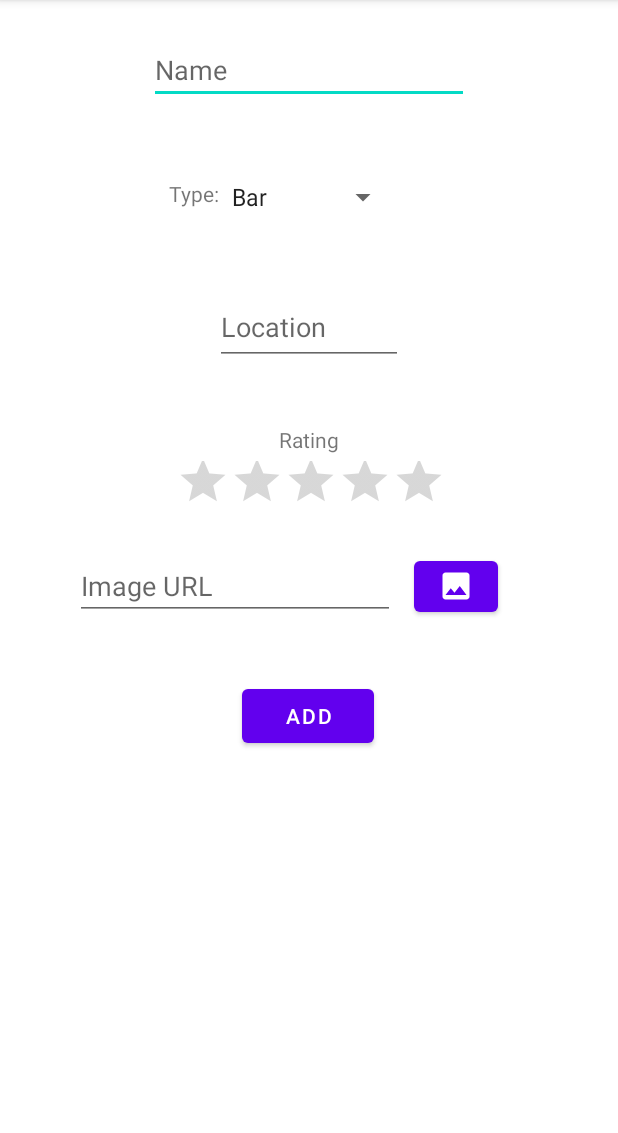
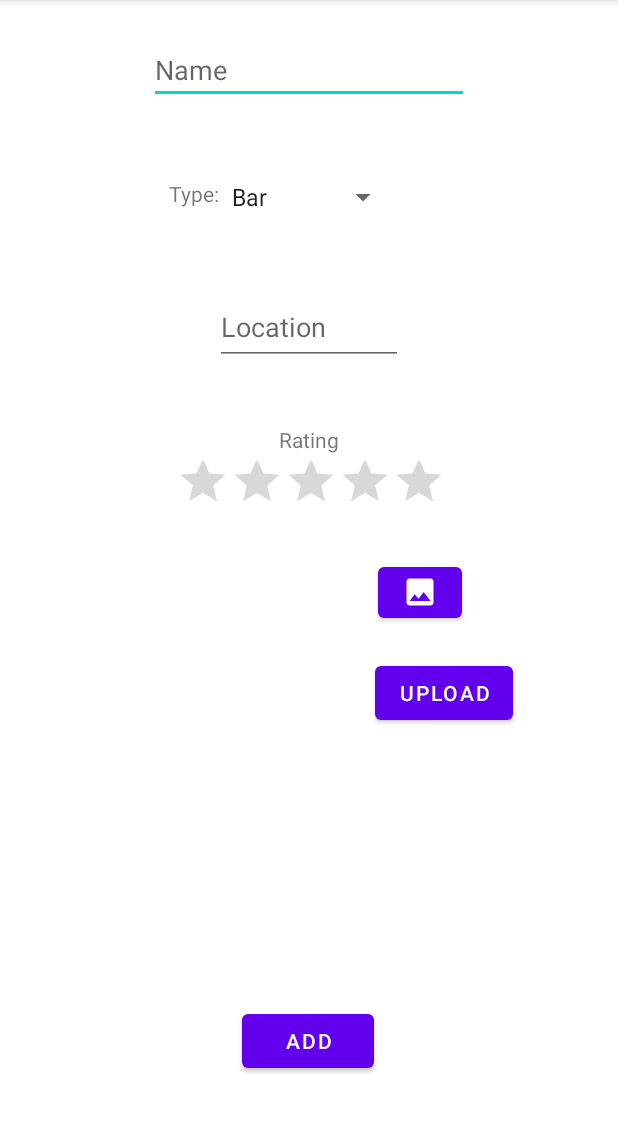
Before and after one commit to braindome/MetalTraveler, an Android app: the CreateAndEditPlaceActivity screen opened directly, with no data from a screen before it, on a phone screen of 412 x 824 dp, the part 84-1217 px from its top. Run offline under Robolectric (Android 15) with nearby library versions, the phone set to English and light mode, and no system bars; our stand-ins replace Firebase (no records; nobody signed in at launch, a user with empty details on screens opened directly); pictures from the network do not load.

Commit message:
ImageView constraint

```diff
--- a/app/src/main/java/com/example/metaltraveller/activities/CreateAndEditPlaceActivity.kt
+++ b/app/src/main/java/com/example/metaltraveller/activities/CreateAndEditPlaceActivity.kt
@@ -1,9 +1,11 @@
 package com.example.metaltraveller
 
 import android.app.Activity
+import android.app.ProgressDialog
 import android.content.Context
 import android.content.Intent
 import android.location.Geocoder
+import android.net.Uri
 import android.os.Bundle
 import android.util.Log
 import android.view.Menu
@@ -24,6 +26,8 @@ import com.google.firebase.storage.FirebaseStorage
 import com.google.firebase.storage.StorageReference
 import com.google.firebase.storage.ktx.storage
 import java.io.IOException
+import java.text.SimpleDateFormat
+import java.util.*
 
 const val PLACE_POSITION_KEY = "PLACE_POSITION"
 const val POSITION_NOT_SET = -1
@@ -37,8 +41,10 @@ class CreateAndEditPlaceActivity : AppCompatActivity() {
     lateinit var auth : FirebaseAuth
     lateinit var db : FirebaseFirestore
     lateinit var storage : FirebaseStorage
-    lateinit var imgUrl : EditText
+    lateinit var uploadButton : Button
     lateinit var addImg : Button
+    lateinit var itemImage : ImageView
+    lateinit var imageUri : Uri
 
     override fun onCreate(savedInstanceState: Bundle?) {
         super.onCreate(savedInstanceState)
@@ -52,12 +58,7 @@ class CreateAndEditPlaceActivity : AppCompatActivity() {
         val addButton = findViewById<Button>(R.id.addPlaceButton)
 
         val storageRef = storage.reference
-        val pustervikRef = storageRef.child("images/pustervik.jpg")
-        val rockbarenRef = storageRef.child("rockbaren.jpg")
-        val ulleviRef = storageRef.child("ullevi.jpg")
-        val abyssRef = storageRef.child("abyss.jpg")
-        var imagesRef : StorageReference? = storageRef.child("Images")
-        var spaceRef = storageRef.child("images/space.jpg")
+
 
 //        if (placePosition != POSITION_NOT_SET) {
 //            displayPlace(placePosition)
@@ -70,8 +71,10 @@ class CreateAndEditPlaceActivity : AppCompatActivity() {
         spinner = findViewById(R.id.spinner)
         ratingEditText = findViewById(R.id.placeRatingEdit) as RatingBar
         locationEditText = findViewById(R.id.locationEdit)
-        imgUrl = findViewById(R.id.imageUrlText)
+
         addImg = findViewById(R.id.addImageButton)
+        uploadButton = findViewById(R.id.uploadImageButton)
+        itemImage = findViewById(R.id.itemImage)
 
         ArrayAdapter.createFromResource(
             this,
@@ -83,11 +86,54 @@ class CreateAndEditPlaceActivity : AppCompatActivity() {
         }
 
         addImg.setOnClickListener {
-            uploadLocalFile()
+            pickImageFromGallery()
+        }
+
+        uploadButton.setOnClickListener {
+            uploadImage()
         }
 
         addButton.setOnClickListener() {
             addNewPlace()
+        }
+    }
+
+    private fun uploadImage() {
+        val progressDialog = ProgressDialog(this)
+        progressDialog.setMessage("Uploading...")
+        progressDialog.setCancelable(false)
+        progressDialog.show()
+
+        val formatter = SimpleDateFormat("yyyy_MM_dd_HH_mm_ss", Locale.getDefault())
+        val now = Date()
+        val fileName = formatter.format(now)
+        val storageRef = FirebaseStorage.getInstance().getReference("images/$fileName")
+
+        storageRef.putFile(imageUri)
+            .addOnSuccessListener {
+                itemImage.setImageURI(null)
+                Toast.makeText(this@CreateAndEditPlaceActivity, "Successfully uploaded", Toast.LENGTH_SHORT).show()
+                if (progressDialog.isShowing) progressDialog.dismiss()
+            }
+            .addOnFailureListener {
+                Toast.makeText(this@CreateAndEditPlaceActivity, "Failed to upload", Toast.LENGTH_SHORT).show()
+                if (progressDialog.isShowing) progressDialog.dismiss()
+            }
+    }
+
+    private fun pickImageFromGallery() {
+        val intent = Intent()
+        intent.type = "image/*"
+        intent.action = Intent.ACTION_GET_CONTENT
+        startActivityForResult(intent, 100)
+    }
+
+    @Deprecated("Deprecated in Java")
+    override fun onActivityResult(requestCode: Int, resultCode: Int, data: Intent?) {
+        super.onActivityResult(requestCode, resultCode, data)
+        if (requestCode == 100 && resultCode == RESULT_OK) {
+            imageUri = data?.data!!
+            itemImage.setImageURI(imageUri)
         }
     }
 
@@ -107,10 +153,6 @@ class CreateAndEditPlaceActivity : AppCompatActivity() {
             else -> super.onOptionsItemSelected(item)
         }
 
-    }
-
-    fun uploadLocalFile() {
-        //TODO: https://firebase.google.com/docs/storage
     }
 
 
--- a/app/src/main/java/com/example/metaltraveller/activities/DetailsActivity.kt
+++ b/app/src/main/java/com/example/metaltraveller/activities/DetailsActivity.kt
@@ -131,6 +131,7 @@ class DetailsActivity : AppCompatActivity() {
         startActivityForResult(intent, 100)
     }
 
+    @Deprecated("Deprecated in Java")
     override fun onActivityResult(requestCode: Int, resultCode: Int, data: Intent?) {
         super.onActivityResult(requestCode, resultCode, data)
         if (requestCode == 100 && resultCode == RESULT_OK) {
--- a/app/src/main/res/layout/activity_create_and_edit_place.xml
+++ b/app/src/main/res/layout/activity_create_and_edit_place.xml
@@ -22,12 +22,12 @@
         android:id="@+id/addPlaceButton"
         android:layout_width="wrap_content"
         android:layout_height="wrap_content"
-        android:layout_marginTop="40dp"
+        android:layout_marginBottom="50dp"
         android:text="Add"
+        app:layout_constraintBottom_toBottomOf="parent"
         app:layout_constraintEnd_toEndOf="parent"
         app:layout_constraintHorizontal_bias="0.498"
-        app:layout_constraintStart_toStartOf="parent"
-        app:layout_constraintTop_toBottomOf="@+id/imageUrlText" />
+        app:layout_constraintStart_toStartOf="parent" />
 
     <EditText
         android:id="@+id/placeNameEdit"
@@ -84,24 +84,12 @@
         app:layout_constraintStart_toStartOf="parent"
         app:layout_constraintTop_toBottomOf="@+id/locationEdit" />
 
-    <EditText
-        android:id="@+id/imageUrlText"
-        android:layout_width="wrap_content"
-        android:layout_height="wrap_content"
-        android:layout_marginStart="50dp"
-        android:layout_marginTop="20dp"
-        android:ems="10"
-        android:hint="Image URL"
-        android:inputType="textPersonName"
-        app:layout_constraintStart_toStartOf="parent"
-        app:layout_constraintTop_toBottomOf="@+id/placeRatingEdit" />
-
     <Button
         android:id="@+id/addImageButton"
         android:layout_width="56dp"
         android:layout_height="46dp"
-        android:layout_marginTop="20dp"
-        android:layout_marginEnd="80dp"
+        android:layout_marginTop="24dp"
+        android:layout_marginEnd="104dp"
         app:icon="@drawable/ic_baseline_image_24"
         app:iconPadding="5dp"
         app:layout_constraintEnd_toEndOf="parent"
@@ -116,4 +104,26 @@
         app:layout_constraintEnd_toStartOf="@+id/spinner"
         app:layout_constraintTop_toBottomOf="@+id/placeNameEdit" />
 
+    <ImageView
+        android:id="@+id/itemImage"
+        android:layout_width="50dp"
+        android:layout_height="wrap_content"
+        android:layout_marginStart="80dp"
+        android:layout_marginTop="20dp"
+        android:adjustViewBounds="true"
+        android:scaleType="fitXY"
+        app:layout_constraintStart_toStartOf="parent"
+        app:layout_constraintTop_toBottomOf="@+id/placeRatingEdit"
+        tools:srcCompat="@tools:sample/avatars" />
+
+    <Button
+        android:id="@+id/uploadImageButton"
+        android:layout_width="wrap_content"
+        android:layout_height="wrap_content"
+        android:layout_marginTop="20dp"
+        android:layout_marginEnd="70dp"
+        android:text="Upload"
+        app:layout_constraintEnd_toEndOf="parent"
+        app:layout_constraintTop_toBottomOf="@+id/addImageButton" />
+
 </androidx.constraintlayout.widget.ConstraintLayout>
```
